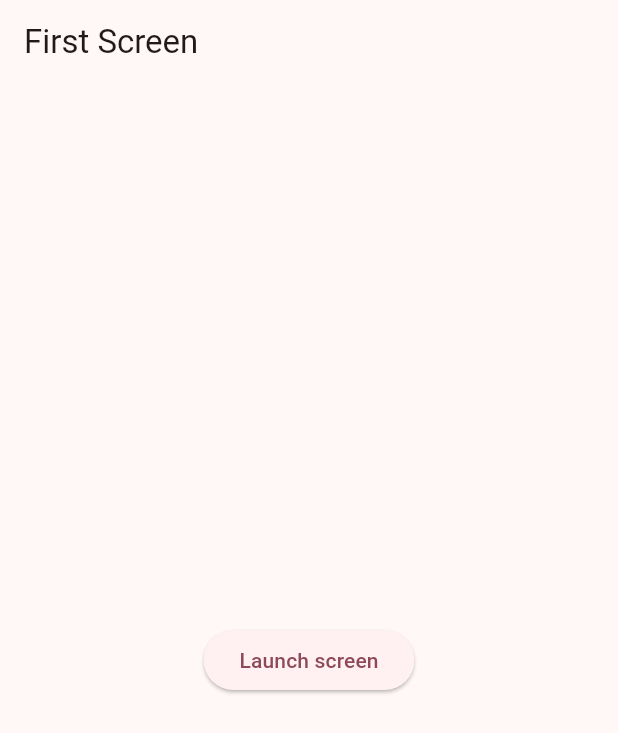
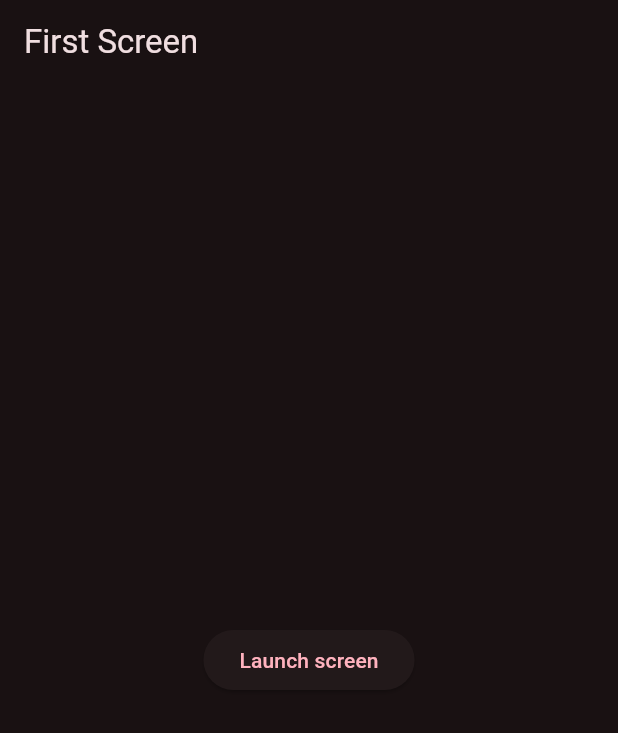
Before and after one commit to Feichtmeier/flutter_course_navigator, a Flutter app: the screen it shows after launch, on a phone screen of 412 x 824 dp. Shown: the top 733 px of the screen. Run offline on Flutter 3.47's test engine with Material 2 defaults, Android fonts, the light colour scheme and no system bars; our stand-ins replace shimmer.

Commit message:
Feature: Perma Dunkelmodus Fixes #4

```diff
--- a/lib/simple_app.dart
+++ b/lib/simple_app.dart
@@ -9,7 +9,7 @@ class SimpleApp extends StatelessWidget {
   @override
   Widget build(BuildContext context) {
     return MaterialApp(
-      theme: Theme.of(context).m3Theme(color: Colors.pink),
+      themeMode: ThemeMode.dark,
       darkTheme: Theme.of(context)
           .m3Theme(brightness: Brightness.dark, color: Colors.pink),
       initialRoute: '/',
```
